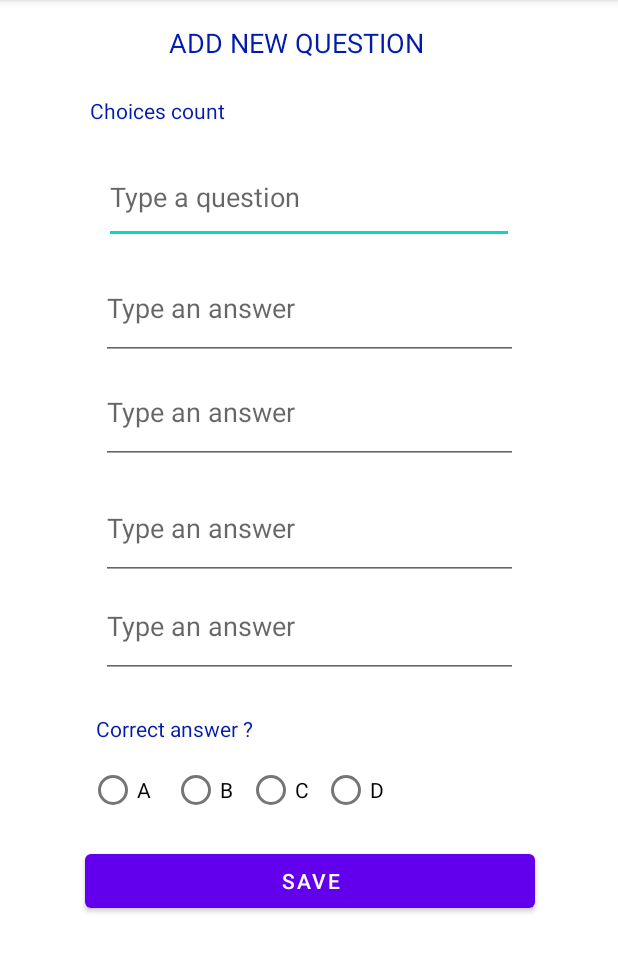
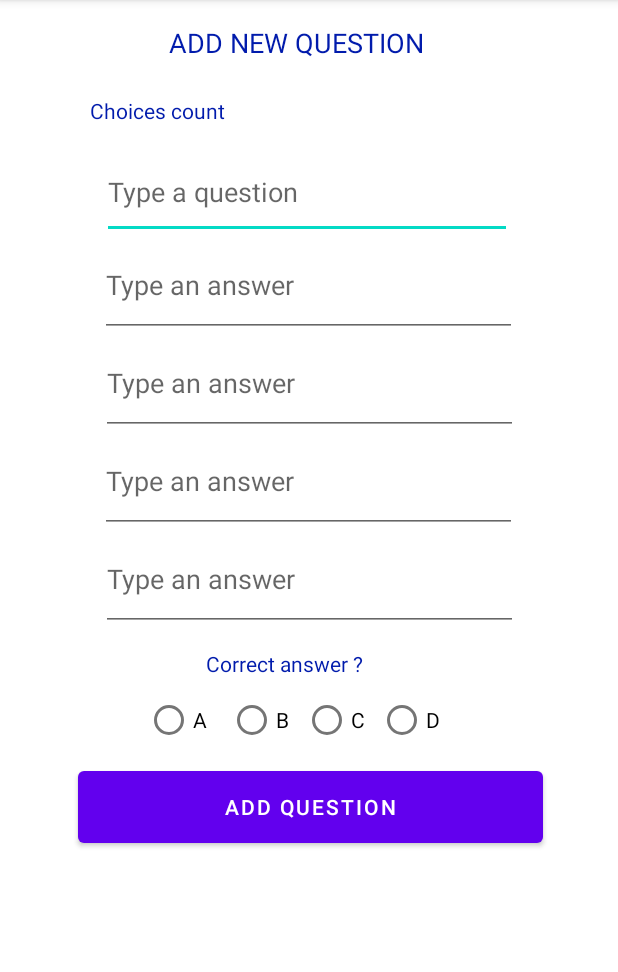
Before and after one commit to erentts/StudentApp, an Android app: the AddQuestion screen opened directly, with no data from a screen before it, on a phone screen of 412 x 824 dp, the part 84-1056 px from its top. Run offline under Robolectric (Android 15) with nearby library versions, the phone set to English and light mode, and no system bars.

Commit message:
Code review has been implemented.

```diff
--- a/app/src/main/java/tr/edu/yildiz/erentutus/AddQuestion.java
+++ b/app/src/main/java/tr/edu/yildiz/erentutus/AddQuestion.java
@@ -40,9 +40,10 @@ public class AddQuestion extends AppCompatActivity {
             public void onClick(View v) {
                 if(isFilled()){
                     AddQuestion();
+                    Toast.makeText(getApplicationContext(),"Question has been added",Toast.LENGTH_SHORT).show();
                 }
                 else{
-                    Toast.makeText(getApplicationContext(),"It should not be empty",Toast.LENGTH_SHORT).show();
+                    Toast.makeText(getApplicationContext(),"It should not be empty !",Toast.LENGTH_SHORT).show();
                 }
             }
         });
--- a/app/src/main/res/layout/activity_add_question.xml
+++ b/app/src/main/res/layout/activity_add_question.xml
@@ -26,14 +26,14 @@
         android:layout_width="273dp"
         android:layout_height="54dp"
         android:layout_marginStart="68dp"
-        android:layout_marginTop="15dp"
+        android:layout_marginTop="12dp"
         android:layout_marginEnd="67dp"
         android:ems="10"
         android:gravity="start|top"
         android:hint="Type a question"
         android:inputType="textMultiLine"
         app:layout_constraintEnd_toEndOf="parent"
-        app:layout_constraintHorizontal_bias="0.333"
+        app:layout_constraintHorizontal_bias="0.0"
         app:layout_constraintStart_toStartOf="parent"
         app:layout_constraintTop_toBottomOf="@+id/radioGroup2" />
 
@@ -42,13 +42,14 @@
         android:layout_width="278dp"
         android:layout_height="57dp"
         android:layout_marginStart="68dp"
-        android:layout_marginTop="20dp"
+        android:layout_marginTop="8dp"
         android:layout_marginEnd="67dp"
         android:ems="10"
         android:gravity="start|top"
         android:hint="Type an answer"
         android:inputType="textMultiLine"
         app:layout_constraintEnd_toEndOf="parent"
+        app:layout_constraintHorizontal_bias="1.0"
         app:layout_constraintStart_toStartOf="parent"
         app:layout_constraintTop_toBottomOf="@+id/TextQuestion" />
 
@@ -72,8 +73,9 @@
         android:layout_width="280dp"
         android:layout_height="32dp"
         android:layout_marginStart="59dp"
-        android:layout_marginTop="16dp"
+        android:layout_marginTop="12dp"
         android:layout_marginEnd="93dp"
+        android:gravity="center"
         android:orientation="horizontal"
         app:layout_constraintEnd_toEndOf="parent"
         app:layout_constraintHorizontal_bias="0.0"
@@ -112,15 +114,15 @@
 
     <Button
         android:id="@+id/ButtonSave"
-        android:layout_width="wrap_content"
-        android:layout_height="wrap_content"
+        android:layout_width="310dp"
+        android:layout_height="60dp"
         android:layout_marginStart="144dp"
-        android:layout_marginTop="20dp"
+        android:layout_marginTop="12dp"
         android:layout_marginEnd="174dp"
         android:width="300dp"
-        android:text="Save"
+        android:text="Add Question"
         app:layout_constraintEnd_toEndOf="parent"
-        app:layout_constraintHorizontal_bias="0.425"
+        app:layout_constraintHorizontal_bias="0.429"
         app:layout_constraintStart_toStartOf="parent"
         app:layout_constraintTop_toBottomOf="@+id/radioGroup" />
 
@@ -129,10 +131,13 @@
         android:layout_width="wrap_content"
         android:layout_height="wrap_content"
         android:layout_marginStart="64dp"
-        android:layout_marginTop="24dp"
+        android:layout_marginTop="12dp"
+        android:layout_marginEnd="170dp"
         android:text="Correct answer ?"
         android:textColor="#011BAC"
         android:textSize="14sp"
+        app:layout_constraintEnd_toEndOf="parent"
+        app:layout_constraintHorizontal_bias="1.0"
         app:layout_constraintStart_toStartOf="parent"
         app:layout_constraintTop_toBottomOf="@+id/TextAnswerD" />
 
@@ -155,13 +160,14 @@
         android:layout_width="278dp"
         android:layout_height="57dp"
         android:layout_marginStart="68dp"
-        android:layout_marginTop="20dp"
+        android:layout_marginTop="8dp"
         android:layout_marginEnd="67dp"
         android:ems="10"
         android:gravity="start|top"
         android:hint="Type an answer"
         android:inputType="textMultiLine"
         app:layout_constraintEnd_toEndOf="parent"
+        app:layout_constraintHorizontal_bias="1.0"
         app:layout_constraintStart_toStartOf="parent"
         app:layout_constraintTop_toBottomOf="@+id/TextAnswerB" />
 
@@ -170,7 +176,7 @@
         android:layout_width="278dp"
         android:layout_height="57dp"
         android:layout_marginStart="68dp"
-        android:layout_marginTop="12dp"
+        android:layout_marginTop="8dp"
         android:layout_marginEnd="67dp"
         android:ems="10"
         android:gravity="start|top"
--- a/app/src/main/res/layout/activity_sign_up.xml
+++ b/app/src/main/res/layout/activity_sign_up.xml
@@ -42,7 +42,7 @@
         android:layout_height="wrap_content"
         android:layout_marginStart="84dp"
         android:layout_marginTop="32dp"
-        android:text="Choose File"
+        android:text="Choose Photo"
         app:layout_constraintStart_toStartOf="parent"
         app:layout_constraintTop_toBottomOf="@+id/Repassword" />
 
```
Also changed, not shown: app/src/main/java/tr/edu/yildiz/erentutus/CreateExam.java (+19 -8 lines), app/src/main/res/layout/activity_main.xml (+16 -11 lines), app/src/main/res/layout/activity_profile.xml (+5 -3 lines), app/src/main/res/layout/activity_update_question.xml (+11 -6 lines), app/src/main/res/layout/question_single_item.xml (+11 -6 lines), app/src/main/res/layout/questions_for_examscreen.xml (+13 -7 lines).
